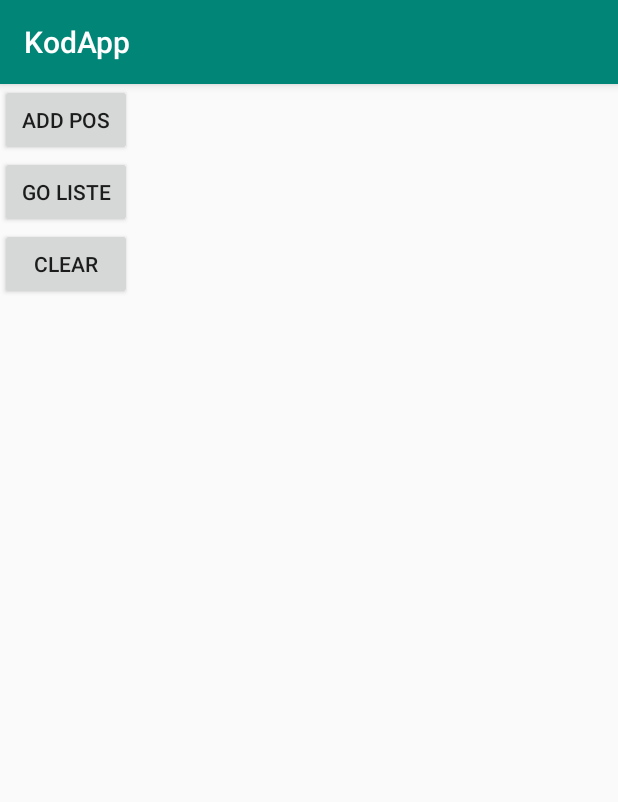
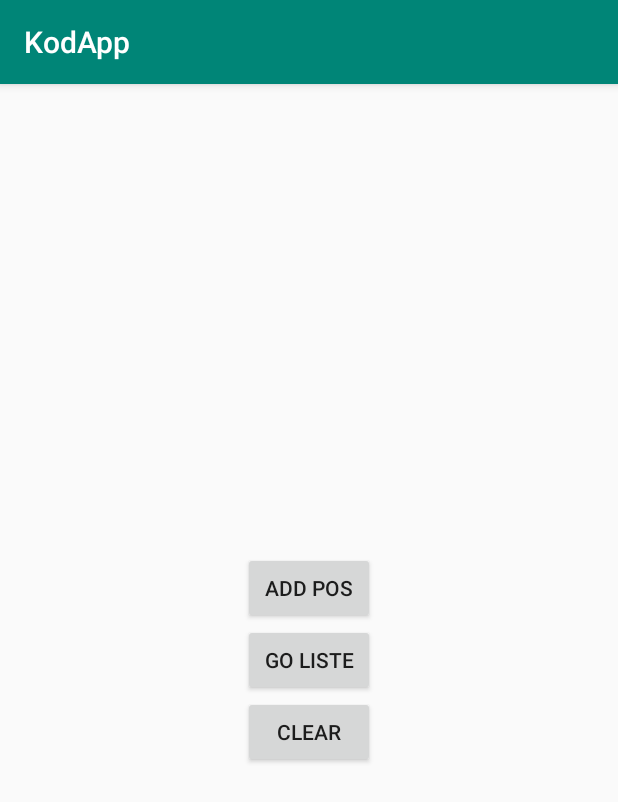
Before and after one commit to Vincent-Renard/KodApp, an Android app: the screen it shows after launch (MainActivity), on a phone screen of 412 x 824 dp. Shown: the top 802 px of the screen. Run offline under Robolectric (Android 15) with nearby library versions, the phone set to English and light mode, and no system bars; our stand-ins replace Room's generated code.

Commit message:
Centering layouts

```diff
--- a/app/src/main/res/layout/activity_main.xml
+++ b/app/src/main/res/layout/activity_main.xml
@@ -1,22 +1,15 @@
 <?xml version="1.0" encoding="utf-8"?>
-<androidx.constraintlayout.widget.ConstraintLayout xmlns:android="http://schemas.android.com/apk/res/android"
+<LinearLayout xmlns:android="http://schemas.android.com/apk/res/android"
     xmlns:app="http://schemas.android.com/apk/res-auto"
     xmlns:tools="http://schemas.android.com/tools"
-    android:layout_width="match_parent"
-    android:layout_height="match_parent"
+    android:layout_width="wrap_content"
+    android:layout_height="wrap_content"
+    android:layout_gravity="center"
+    android:orientation="vertical"
     tools:context=".MainActivity">
-    <!-- TODO centrer -->
-    <LinearLayout
 
-        android:layout_width="match_parent"
-        android:layout_height="match_parent"
-        android:orientation="vertical"
-        app:layout_constraintBottom_toBottomOf="parent"
-        app:layout_constraintLeft_toLeftOf="parent"
-        app:layout_constraintRight_toRightOf="parent"
-        app:layout_constraintTop_toTopOf="parent">
 
-        <Button
+    <Button
             android:layout_width="wrap_content"
             android:layout_height="wrap_content"
             android:onClick="goToAddPos"
@@ -49,6 +42,3 @@
 
 
     </LinearLayout>
-
-
-</androidx.constraintlayout.widget.ConstraintLayout>
```
Also changed, not shown: app/src/main/res/layout/activity_add_loc.xml (+9 -27 lines).
